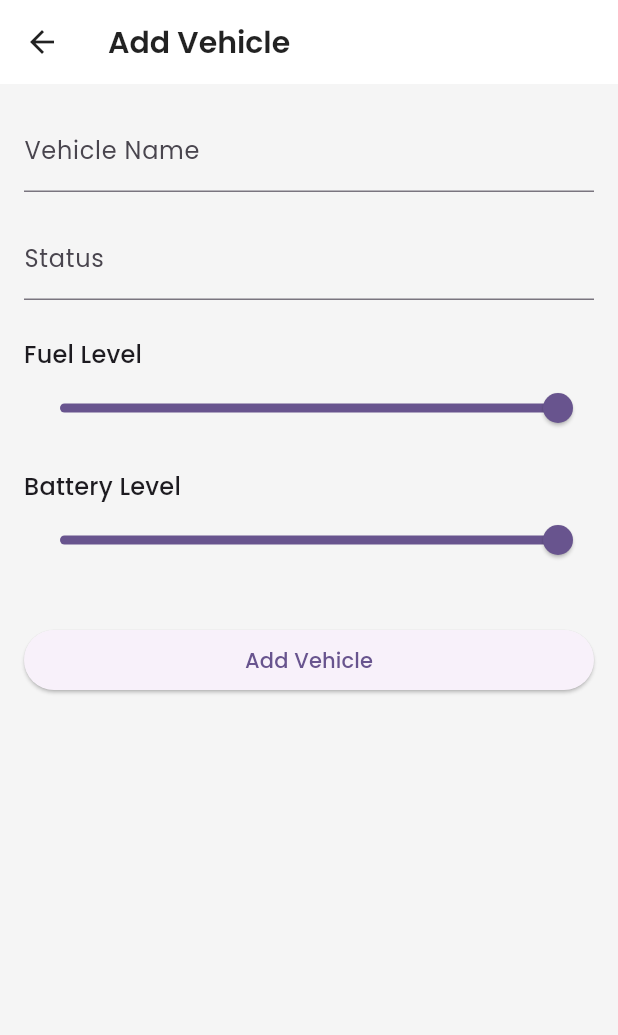
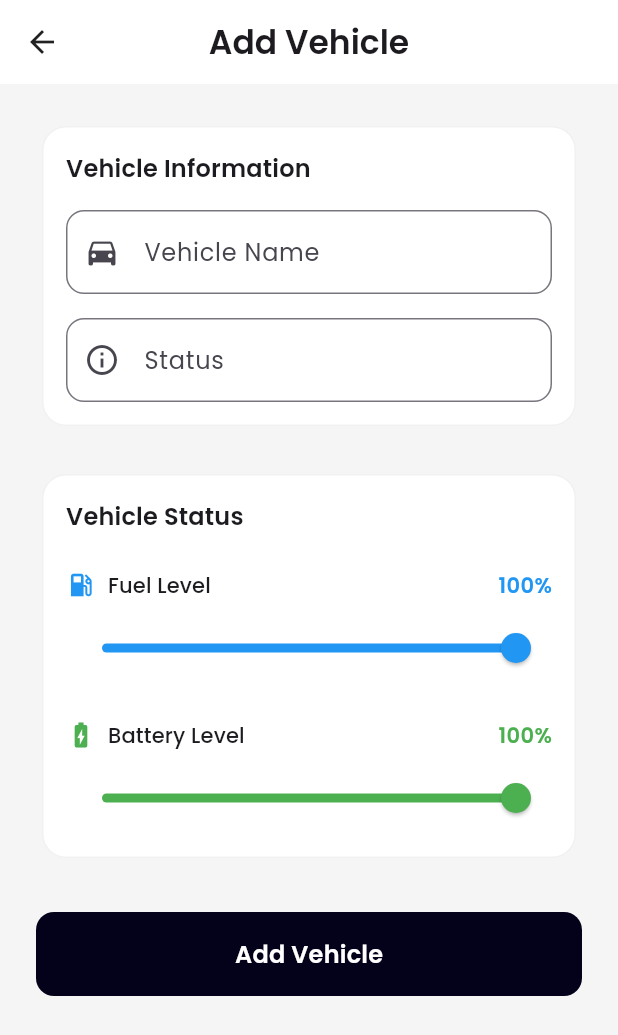
Before and after one commit to Edil-Ayehu/Drive-Secure, a Flutter app: the VehicleFormScreen screen opened directly, on a phone screen of 412 x 824 dp. Shown: the top 1035 px of the screen. Run offline on Flutter 3.47's test engine with Material 3 defaults, Android fonts, the phone set to English and light mode, and no system bars; our stand-ins replace cloud_firestore, firebase_core, flutter_bloc, google_fonts, shimmer; accounts and stored records are empty; generated files the repository leaves out were written again.

Commit message:
vehicle form screen ui

```diff
--- a/lib/common/utils/app_theme.dart
+++ b/lib/common/utils/app_theme.dart
@@ -3,10 +3,11 @@ import 'package:google_fonts/google_fonts.dart';
 
 class AppTheme {
   static ThemeData lightTheme = ThemeData(
+
     useMaterial3: true,
     brightness: Brightness.light,
     colorScheme: ColorScheme.fromSeed(
-      seedColor: Colors.deepPurple,
+      seedColor: const Color.fromARGB(255, 4, 1, 26),
       brightness: Brightness.light,
     ),
     textTheme: GoogleFonts.poppinsTextTheme(ThemeData.light().textTheme),
@@ -18,6 +19,17 @@ class AppTheme {
         color: Colors.black87,
         fontSize: 20,
         fontWeight: FontWeight.w600,
+      ),
+    ),
+    elevatedButtonTheme: ElevatedButtonThemeData(
+      style: ElevatedButton.styleFrom(
+        backgroundColor: const Color.fromARGB(255, 4, 1, 26),
+        foregroundColor: Colors.white,
+        elevation: 0,
+        padding: const EdgeInsets.symmetric(vertical: 16),
+        shape: RoundedRectangleBorder(
+          borderRadius: BorderRadius.circular(12),
+        ),
       ),
     ),
     cardTheme: CardTheme(
@@ -55,5 +67,16 @@ class AppTheme {
       ),
     ),
     scaffoldBackgroundColor: Colors.grey[900],
+        elevatedButtonTheme: ElevatedButtonThemeData(
+      style: ElevatedButton.styleFrom(
+        backgroundColor: const Color.fromARGB(255, 4, 1, 26),
+        foregroundColor: Colors.white,
+        elevation: 0,
+        padding: const EdgeInsets.symmetric(vertical: 16),
+        shape: RoundedRectangleBorder(
+          borderRadius: BorderRadius.circular(12),
+        ),
+      ),
+    ),
   );
 }
--- a/lib/view/vehicle_form_screen.dart
+++ b/lib/view/vehicle_form_screen.dart
@@ -6,6 +6,7 @@ import 'package:uuid/uuid.dart';
 
 class VehicleFormScreen extends StatefulWidget {
   final Vehicle? vehicle;
+
 
   const VehicleFormScreen({super.key, this.vehicle});
 
@@ -33,18 +34,53 @@ class _VehicleFormScreenState extends State<VehicleFormScreen> {
   Widget build(BuildContext context) {
     final theme = Theme.of(context);
 
+
     return Scaffold(
+      backgroundColor: theme.scaffoldBackgroundColor,
       appBar: AppBar(
-        title: Text(widget.vehicle == null ? 'Add Vehicle' : 'Edit Vehicle'),
+        title: Text(
+          widget.vehicle == null ? 'Add Vehicle' : 'Edit Vehicle',
+          style: theme.textTheme.titleLarge?.copyWith(
+            fontWeight: FontWeight.w600,
+          ),
+        ),
+        centerTitle: true,
+        elevation: 0,
       ),
       body: Form(
         key: _formKey,
         child: ListView(
+          padding: const EdgeInsets.all(24),
+          children: [
+            Card(
+              elevation: 0,
+              shape: RoundedRectangleBorder(
+                borderRadius: BorderRadius.circular(16),
+                side: BorderSide(
+                  color: theme.dividerColor.withOpacity(0.1),
+                ),
+              ),
+              child: Padding(
                 padding: const EdgeInsets.all(16),
+                child: Column(
+                  crossAxisAlignment: CrossAxisAlignment.start,
                   children: [
+                    Text(
+                      'Vehicle Information',
+                      style: theme.textTheme.titleMedium?.copyWith(
+                        fontWeight: FontWeight.w600,
+                      ),
+                    ),
+                    const SizedBox(height: 16),
                     TextFormField(
                       controller: _nameController,
-              decoration: const InputDecoration(labelText: 'Vehicle Name'),
+                      decoration: InputDecoration(
+                        labelText: 'Vehicle Name',
+                        border: OutlineInputBorder(
+                          borderRadius: BorderRadius.circular(12),
+                        ),
+                        prefixIcon: const Icon(Icons.directions_car),
+                      ),
                       validator: (value) {
                         if (value?.isEmpty ?? true) {
                           return 'Please enter a name';
@@ -55,7 +91,13 @@ class _VehicleFormScreenState extends State<VehicleFormScreen> {
                     const SizedBox(height: 16),
                     TextFormField(
                       controller: _statusController,
-              decoration: const InputDecoration(labelText: 'Status'),
+                      decoration: InputDecoration(
+                        labelText: 'Status',
+                        border: OutlineInputBorder(
+                          borderRadius: BorderRadius.circular(12),
+                        ),
+                        prefixIcon: const Icon(Icons.info_outline),
+                      ),
                       validator: (value) {
                         if (value?.isEmpty ?? true) {
                           return 'Please enter a status';
@@ -63,26 +105,109 @@ class _VehicleFormScreenState extends State<VehicleFormScreen> {
                         return null;
                       },
                     ),
+                  ],
+                ),
+              ),
+            ),
             const SizedBox(height: 24),
-            Text('Fuel Level', style: theme.textTheme.titleMedium),
-            Slider(
-              value: _fuelLevel,
-              onChanged: (value) => setState(() => _fuelLevel = value),
+            Card(
+              elevation: 0,
+              shape: RoundedRectangleBorder(
+                borderRadius: BorderRadius.circular(16),
+                side: BorderSide(
+                  color: theme.dividerColor.withOpacity(0.1),
                 ),
-            const SizedBox(height: 16),
-            Text('Battery Level', style: theme.textTheme.titleMedium),
-            Slider(
-              value: _batteryLevel,
-              onChanged: (value) => setState(() => _batteryLevel = value),
+              ),
+              child: Padding(
+                padding: const EdgeInsets.all(16),
+                child: Column(
+                  crossAxisAlignment: CrossAxisAlignment.start,
+                  children: [
+                    Text(
+                      'Vehicle Status',
+                      style: theme.textTheme.titleMedium?.copyWith(
+                        fontWeight: FontWeight.w600,
+                      ),
+                    ),
+                    const SizedBox(height: 24),
+                    _buildLevelIndicator(
+                      'Fuel Level',
+                      _fuelLevel,
+                      Icons.local_gas_station,
+                      Colors.blue,
+                      (value) => setState(() => _fuelLevel = value),
+                    ),
+                    const SizedBox(height: 24),
+                    _buildLevelIndicator(
+                      'Battery Level',
+                      _batteryLevel,
+                      Icons.battery_charging_full,
+                      Colors.green,
+                      (value) => setState(() => _batteryLevel = value),
+                    ),
+                  ],
+                ),
+              ),
             ),
             const SizedBox(height: 32),
             ElevatedButton(
               onPressed: _submitForm,
-              child: Text(widget.vehicle == null ? 'Add Vehicle' : 'Update Vehicle'),
+              child: Text(
+                widget.vehicle == null ? 'Add Vehicle' : 'Update Vehicle',
+                style: theme.textTheme.titleMedium?.copyWith(
+                  color: Colors.white,
+                  fontWeight: FontWeight.w600,
+                ),
+              ),
             ),
           ],
         ),
       ),
+    );
+  }
+
+  Widget _buildLevelIndicator(
+    String label,
+    double value,
+    IconData icon,
+    Color color,
+    ValueChanged<double> onChanged,
+  ) {
+    return Column(
+      crossAxisAlignment: CrossAxisAlignment.start,
+      children: [
+        Row(
+          children: [
+            Icon(icon, size: 20, color: color),
+            const SizedBox(width: 8),
+            Text(
+              label,
+              style: Theme.of(context).textTheme.titleSmall,
+            ),
+            const Spacer(),
+            Text(
+              '${(value * 100).toInt()}%',
+              style: Theme.of(context).textTheme.bodyMedium?.copyWith(
+                    fontWeight: FontWeight.w600,
+                    color: color,
+                  ),
+            ),
+          ],
+        ),
+        const SizedBox(height: 8),
+        SliderTheme(
+          data: SliderTheme.of(context).copyWith(
+            activeTrackColor: color,
+            inactiveTrackColor: color.withOpacity(0.1),
+            thumbColor: color,
+            overlayColor: color.withOpacity(0.2),
+          ),
+          child: Slider(
+            value: value,
+            onChanged: onChanged,
+          ),
+        ),
+      ],
     );
   }
 
```
Lines whose indentation alone changed are shown as unchanged.
